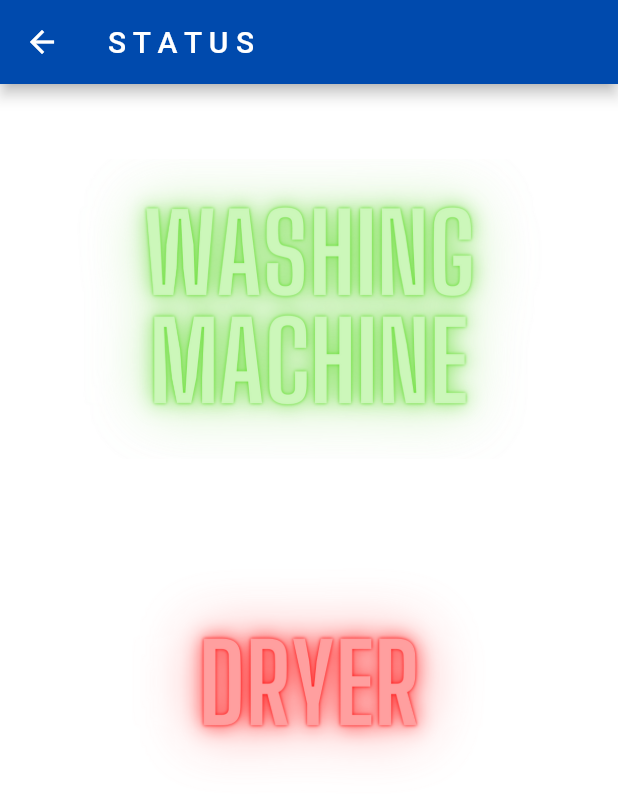
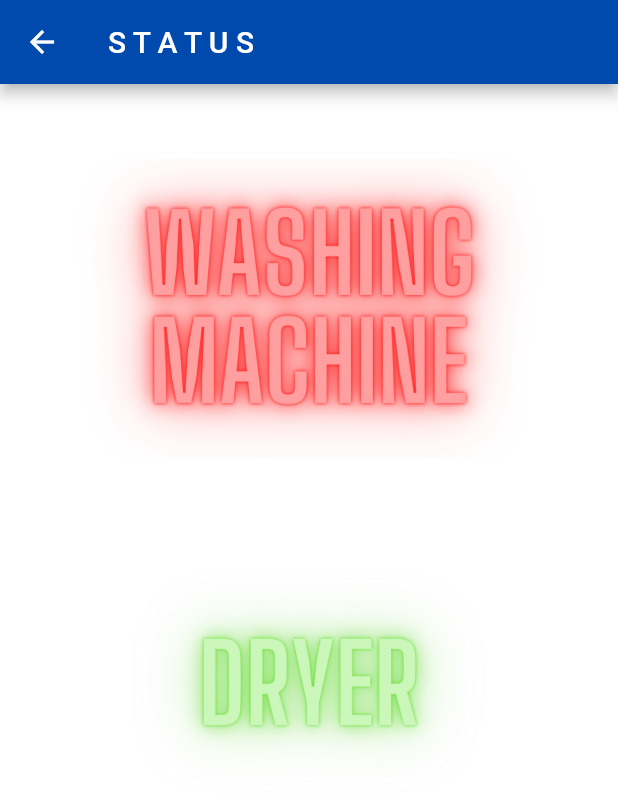
Before and after one commit to farissirraj/LaundroMATE, a Flutter app: the screen it shows after launch, after a tap on "S T A T U S", on a phone screen of 412 x 824 dp. Shown: the top 795 px of the screen. Run offline on Flutter 3.47's test engine with Material 2 defaults, Android fonts, the phone set to English and light mode, and no system bars; our stand-ins replace cloud_firestore, firebase_auth, firebase_core, syncfusion_flutter_calendar; missing offline and left inert: dart:ffi; accounts and stored records are empty.

Commit message:
Responsive Status Page

```diff
--- /dev/null
+++ b/lib/globals.dart
@@ -0,0 +1,3 @@
+int status = 0;
+String wmPath = '';
+String dPath = '';
--- a/lib/homescreen.dart
+++ b/lib/homescreen.dart
@@ -1,10 +1,11 @@
 import 'package:firebase_core/firebase_core.dart';
 import 'package:flutter/material.dart';
 import 'dart:core';
+import 'globals.dart';
 
 import 'settings.dart';
 import 'book.dart';
-import 'status.dart';
+import 'statusOne.dart';
 
 class MyApp extends StatelessWidget {
   const MyApp({Key? key}) : super(key: key);
@@ -14,7 +15,7 @@ class MyApp extends StatelessWidget {
     return MaterialApp(home: const HomePage(), routes: <String, WidgetBuilder>{
       '/book': (context) => const LoadDataFromFireBase(),
       '/settings': (context) => Settings(),
-      '/status': (context) => Status()
+      '/status': (context) => const StatusOne()
     });
   }
 }
@@ -70,8 +71,8 @@ class HomePage extends StatelessWidget {
             child: ElevatedButton(
                 child: const Text(
                   'S T A T U S',
-                  style: const TextStyle(
-                      fontSize: 20, color: const Color.fromARGB(255, 0, 0, 0)),
+                  style: TextStyle(
+                      fontSize: 20, color: Color.fromARGB(255, 0, 0, 0)),
                 ),
                 style: ElevatedButton.styleFrom(
                   primary: Colors.white,
--- a/lib/main.dart
+++ b/lib/main.dart
@@ -3,11 +3,12 @@
 import 'package:firebase_core/firebase_core.dart';
 import 'package:flutter/material.dart';
 import 'dart:core';
+import 'globals.dart';
 
 import 'homescreen.dart';
 import 'settings.dart';
 import 'book.dart';
-import 'status.dart';
+import 'statusOne.dart';
 
 //import 'generated_plugin_registrant.dart';
 final navigatorKey = GlobalKey<NavigatorState>();
--- a/lib/status.dart
+++ /dev/null
@@ -1,38 +0,0 @@
-// ignore_for_file: prefer_const_constructors, prefer_const_literals_to_create_immutables
-
-import 'package:flutter/material.dart';
-
-class Status extends StatelessWidget {
-  const Status({Key? key}) : super(key: key);
-
-  @override
-  Widget build(BuildContext context) {
-    return Scaffold(
-        appBar: AppBar(
-          title: const Text('S T A T U S'),
-          backgroundColor: const Color.fromRGBO(0, 74, 173, 2),
-        ),
-        backgroundColor: const Color.fromRGBO(255, 255, 255, 2),
-        body: //Center(
-            Column(
-          children: [
-            SizedBox(
-              width: double.infinity,
-              height: 50,
-            ),
-            SizedBox(
-                width: double.infinity,
-                height: 200,
-                child: Image(image: AssetImage('assets/wm_green.png'))),
-            SizedBox(
-              width: double.infinity,
-              height: 50,
-            ),
-            SizedBox(
-                width: double.infinity,
-                height: 200,
-                child: Image(image: AssetImage('assets/dryer_red.png'))),
-          ],
-        ));
-  }
-}
--- /dev/null
+++ b/lib/statusOne.dart
@@ -0,0 +1,67 @@
+// ignore_for_file: prefer_const_constructors, prefer_const_literals_to_create_immutables
+
+import 'package:flutter/material.dart';
+import 'book.dart';
+import 'dart:math';
+import 'package:cloud_firestore/cloud_firestore.dart';
+import 'package:firebase_core/firebase_core.dart';
+import 'package:flutter/material.dart';
+import 'package:flutter/scheduler.dart';
+import 'package:syncfusion_flutter_calendar/calendar.dart';
+import 'package:intl/intl.dart';
+import 'settings.dart';
+import 'main.dart';
+import 'package:url_launcher/url_launcher.dart';
+import 'package:firebase_auth/firebase_auth.dart';
+import 'globals.dart' as globals;
+
+//int status = 0;
+
+checkIfDocExists() async {
+  DocumentSnapshot ds = FirebaseFirestore.instance
+      .collection('LaundryRC4')
+      .doc('status')
+      .get() as DocumentSnapshot<Object?>;
+  globals.status = ds.get('status');
+}
+
+class StatusOne extends StatelessWidget {
+  const StatusOne({Key? key}) : super(key: key);
+
+  @override
+  Widget build(BuildContext context) {
+    if (globals.status == 1) {
+      globals.wmPath = 'assets/wm_green.png';
+      globals.dPath = 'assets/dryer_red.png';
+    } else {
+      globals.wmPath = 'assets/wm_red.png';
+      globals.dPath = 'assets/dryer_green.png';
+    }
+    return Scaffold(
+        appBar: AppBar(
+          title: const Text('S T A T U S'),
+          backgroundColor: const Color.fromRGBO(0, 74, 173, 2),
+        ),
+        backgroundColor: const Color.fromRGBO(255, 255, 255, 2),
+        body: Column(
+          children: [
+            SizedBox(
+              width: double.infinity,
+              height: 50,
+            ),
+            SizedBox(
+                width: double.infinity,
+                height: 200,
+                child: Image(image: AssetImage(globals.wmPath))),
+            SizedBox(
+              width: double.infinity,
+              height: 50,
+            ),
+            SizedBox(
+                width: double.infinity,
+                height: 200,
+                child: Image(image: AssetImage(globals.dPath))),
+          ],
+        ));
+  }
+}
```
Also changed, not shown: lib/book.dart (+8 -3 lines), lib/settings.dart (+1 -25 lines).
